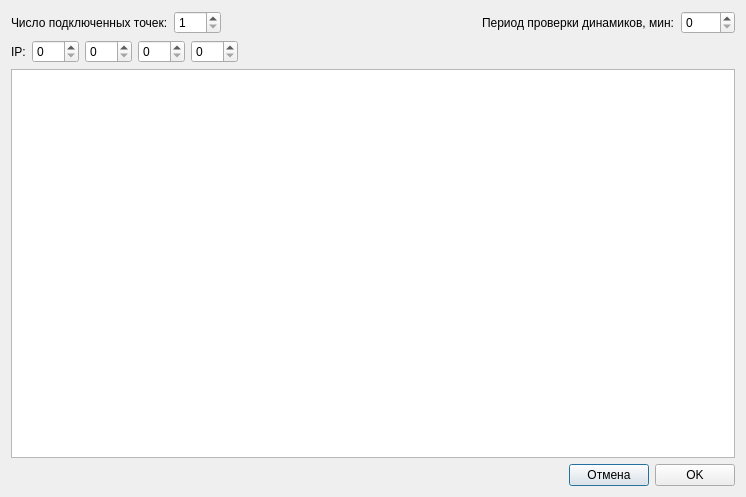
Old version of the form dialogconfig.ui in the repository atikbif/VOIP_DISPATCHER.
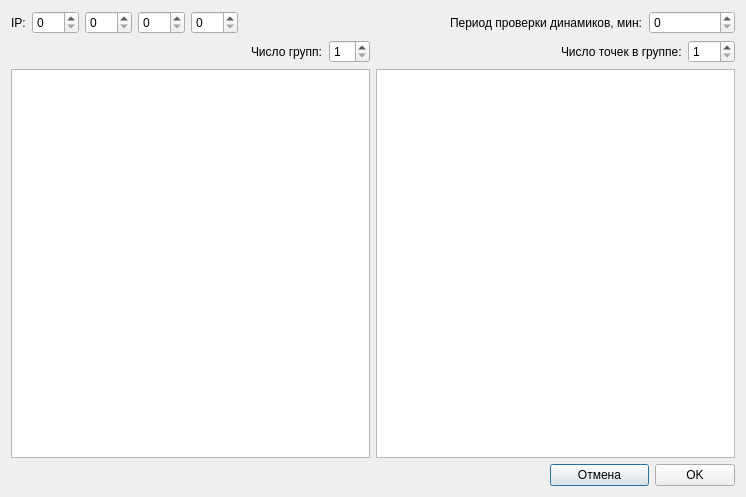
New version of the form.

The edit to the form file:
```diff
--- a/dialogconfig.ui
+++ b/dialogconfig.ui
@@ -13,62 +13,155 @@
   <property name="windowTitle">
    <string>Настройка аудио точек</string>
   </property>
-  <layout class="QGridLayout" name="gridLayout">
-   <item row="0" column="0" colspan="3">
-    <layout class="QHBoxLayout" name="horizontalLayout">
+  <layout class="QGridLayout" name="gridLayout_2">
+   <item row="0" column="0">
+    <layout class="QHBoxLayout" name="horizontalLayout_2">
      <item>
-      <widget class="QLabel" name="label">
+      <widget class="QLabel" name="label_3">
        <property name="text">
-        <string>Число подключенных точек:</string>
+        <string>IP:</string>
        </property>
       </widget>
      </item>
      <item>
-      <widget class="QSpinBox" name="spinBoxPointCnt">
-       <property name="minimum">
-        <number>1</number>
+      <widget class="QSpinBox" name="spinBoxIP1">
+       <property name="maximum">
+        <number>255</number>
        </property>
+      </widget>
+     </item>
+     <item>
+      <widget class="QSpinBox" name="spinBoxIP2">
        <property name="maximum">
-        <number>100</number>
+        <number>255</number>
        </property>
       </widget>
      </item>
      <item>
-      <spacer name="horizontalSpacer">
+      <widget class="QSpinBox" name="spinBoxIP3">
+       <property name="maximum">
+        <number>255</number>
+       </property>
+      </widget>
+     </item>
+     <item>
+      <widget class="QSpinBox" name="spinBoxIP4">
+       <property name="maximum">
+        <number>255</number>
+       </property>
+      </widget>
+     </item>
+     <item>
+      <spacer name="horizontalSpacer_3">
        <property name="orientation">
         <enum>Qt::Horizontal</enum>
        </property>
        <property name="sizeHint" stdset="0">
         <size>
-         <width>248</width>
+         <width>40</width>
          <height>20</height>
         </size>
        </property>
       </spacer>
      </item>
-     <item>
-      <widget class="QLabel" name="label_2">
-       <property name="text">
-        <string>Период проверки динамиков, мин:</string>
-       </property>
-      </widget>
+    </layout>
+   </item>
+   <item row="0" column="1" colspan="2">
+    <widget class="QLabel" name="label_2">
+     <property name="text">
+      <string>Период проверки динамиков, мин:</string>
+     </property>
+    </widget>
+   </item>
+   <item row="0" column="3" colspan="2">
+    <widget class="QSpinBox" name="spinBoxCheckAudioTmr">
+     <property name="minimum">
+      <number>0</number>
+     </property>
+     <property name="maximum">
+      <number>1000</number>
+     </property>
+    </widget>
+   </item>
+   <item row="1" column="0" colspan="5">
+    <layout class="QGridLayout" name="gridLayout">
+     <item row="0" column="0">
+      <layout class="QHBoxLayout" name="horizontalLayout">
+       <item>
+        <spacer name="horizontalSpacer">
+         <property name="orientation">
+          <enum>Qt::Horizontal</enum>
+         </property>
+         <property name="sizeHint" stdset="0">
+          <size>
+           <width>40</width>
+           <height>20</height>
+          </size>
+         </property>
+        </spacer>
+       </item>
+       <item>
+        <widget class="QLabel" name="label_4">
+         <property name="text">
+          <string>Число групп:</string>
+         </property>
+        </widget>
+       </item>
+       <item>
+        <widget class="QSpinBox" name="spinBoxGateCnt">
+         <property name="minimum">
+          <number>1</number>
+         </property>
+         <property name="maximum">
+          <number>32</number>
+         </property>
+        </widget>
+       </item>
+      </layout>
      </item>
-     <item>
-      <widget class="QSpinBox" name="spinBoxCheckAudioTmr">
-       <property name="minimum">
-        <number>0</number>
-       </property>
-       <property name="maximum">
-        <number>1000</number>
-       </property>
-      </widget>
+     <item row="0" column="1">
+      <layout class="QHBoxLayout" name="horizontalLayout_3">
+       <item>
+        <spacer name="horizontalSpacer_4">
+         <property name="orientation">
+          <enum>Qt::Horizontal</enum>
+         </property>
+         <property name="sizeHint" stdset="0">
+          <size>
+           <width>40</width>
+           <height>20</height>
+          </size>
+         </property>
+        </spacer>
+       </item>
+       <item>
+        <widget class="QLabel" name="label">
+         <property name="text">
+          <string>Число точек в группе:</string>
+         </property>
+        </widget>
+       </item>
+       <item>
+        <widget class="QSpinBox" name="spinBoxPointCnt">
+         <property name="minimum">
+          <number>1</number>
+         </property>
+         <property name="maximum">
+          <number>100</number>
+         </property>
+        </widget>
+       </item>
+      </layout>
      </item>
+     <item row="1" column="0">
+      <widget class="QTableWidget" name="tableGateWidget"/>
+     </item>
+     <item row="1" column="1">
+      <widget class="QTableWidget" name="tablePointWidget"/>
+     </item>
     </layout>
    </item>
-   <item row="2" column="0" colspan="3">
-    <widget class="QTableWidget" name="tableWidget"/>
-   </item>
-   <item row="3" column="0">
+   <item row="2" column="0" colspan="2">
     <spacer name="horizontalSpacer_2">
      <property name="orientation">
       <enum>Qt::Horizontal</enum>
@@ -81,72 +174,20 @@
      </property>
     </spacer>
    </item>
-   <item row="3" column="1">
+   <item row="2" column="2" colspan="2">
     <widget class="QPushButton" name="pushButtonCancel">
      <property name="text">
       <string>Отмена</string>
      </property>
     </widget>
    </item>
-   <item row="3" column="2">
+   <item row="2" column="4">
     <widget class="QPushButton" name="pushButtonOK">
      <property name="text">
       <string>OK</string>
      </property>
     </widget>
    </item>
-   <item row="1" column="0" colspan="3">
-    <layout class="QHBoxLayout" name="horizontalLayout_2">
-     <item>
-      <widget class="QLabel" name="label_3">
-       <property name="text">
-        <string>IP:</string>
-       </property>
-      </widget>
-     </item>
-     <item>
-      <widget class="QSpinBox" name="spinBoxIP1">
-       <property name="maximum">
-        <number>255</number>
-       </property>
-      </widget>
-     </item>
-     <item>
-      <widget class="QSpinBox" name="spinBoxIP2">
-       <property name="maximum">
-        <number>255</number>
-       </property>
-      </widget>
-     </item>
-     <item>
-      <widget class="QSpinBox" name="spinBoxIP3">
-       <property name="maximum">
-        <number>255</number>
-       </property>
-      </widget>
-     </item>
-     <item>
-      <widget class="QSpinBox" name="spinBoxIP4">
-       <property name="maximum">
-        <number>255</number>
-       </property>
-      </widget>
-     </item>
-     <item>
-      <spacer name="horizontalSpacer_3">
-       <property name="orientation">
-        <enum>Qt::Horizontal</enum>
-       </property>
-       <property name="sizeHint" stdset="0">
-        <size>
-         <width>40</width>
-         <height>20</height>
-        </size>
-       </property>
-      </spacer>
-     </item>
-    </layout>
-   </item>
   </layout>
  </widget>
  <tabstops>
```
Left out of the diff: 2 changed lines with no effect on the pictures.
